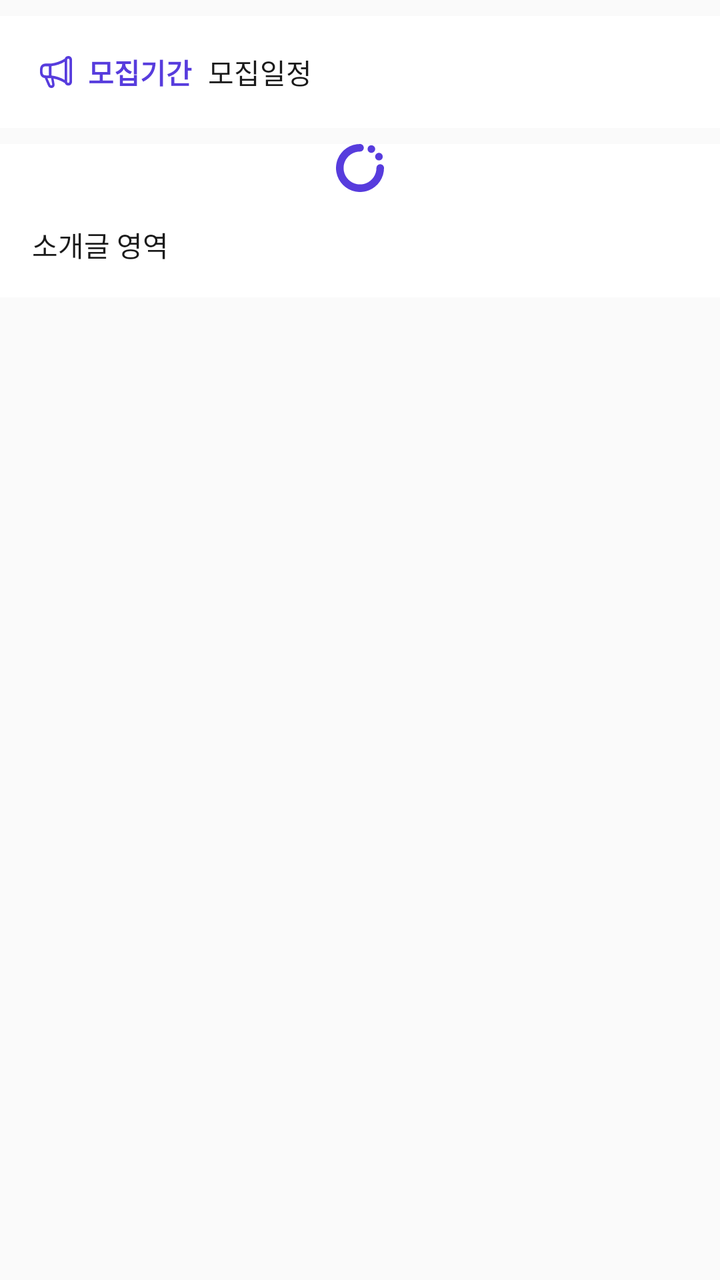
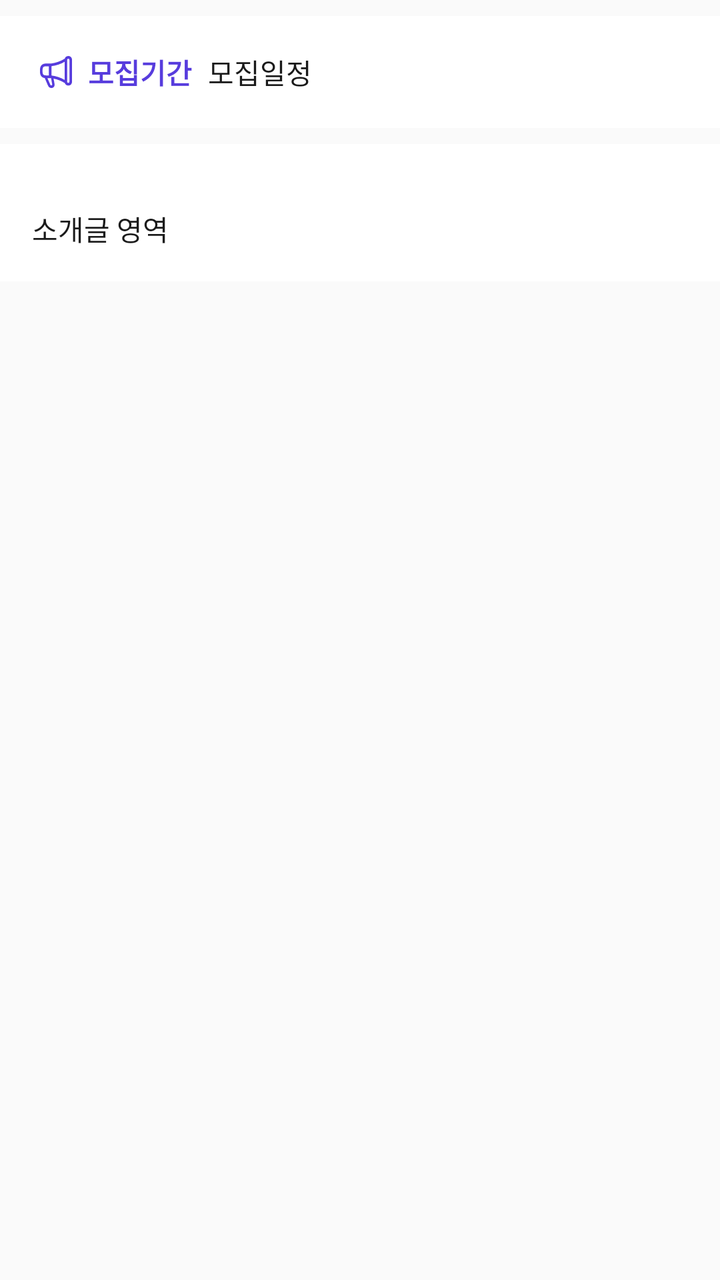

The first picture is an Android layout as it rendered before a commit; the second is the same layout after the commit. The layout source and the unified diff follow.
<!-- AndroidManifest.xml: application theme Theme.CircleOn -->
<!-- res/layout/fragment_circle_detail_introduction.xml -->
<?xml version="1.0" encoding="utf-8"?>
<androidx.core.widget.NestedScrollView xmlns:android="http://schemas.android.com/apk/res/android"
    xmlns:tools="http://schemas.android.com/tools"
    android:layout_width="match_parent"
    android:layout_height="match_parent"
    android:background="@color/grey_1"
    android:orientation="vertical"
    tools:context=".view.screen.home.CircleDetailIntroductionFragment">

    <androidx.appcompat.widget.LinearLayoutCompat
        android:layout_width="match_parent"
        android:layout_height="wrap_content"
        android:orientation="vertical">

        <androidx.appcompat.widget.LinearLayoutCompat
            android:layout_width="match_parent"
            android:layout_height="wrap_content"
            android:layout_marginVertical="@dimen/margin_padding_small"
            android:padding="@dimen/margin_padding_large"
            android:orientation="horizontal"
            android:gravity="center_vertical"
            android:background="@color/white">

            <androidx.appcompat.widget.AppCompatImageView
                android:layout_width="wrap_content"
                android:layout_height="wrap_content"
                android:src="@drawable/ic_announcement"/>

            <androidx.appcompat.widget.AppCompatTextView
                android:layout_width="wrap_content"
                android:layout_height="wrap_content"
                android:layout_marginStart="@dimen/margin_padding_x_small"
                android:textAppearance="@style/default_bold_text"
                android:textColor="@color/purple_5"
                android:text="@string/text_recruitment_date"/>

            <androidx.appcompat.widget.AppCompatTextView
                android:id="@+id/txtRecruitmentDate"
                android:layout_width="wrap_content"
                android:layout_height="wrap_content"
                android:textSize="@dimen/text_size_default"
                android:textColor="@color/grey_9"
                android:lineSpacingExtra="2sp"
                android:layout_marginStart="@dimen/margin_padding_small"
                android:text="모집일정"/>

        </androidx.appcompat.widget.LinearLayoutCompat>

        <androidx.appcompat.widget.AppCompatImageView
            android:id="@+id/imgCircleIntroduction"
            android:layout_width="match_parent"
            android:layout_height="wrap_content"
            android:background="@color/white"
            android:src="@drawable/logo_main"/>

        <TextView
            android:id="@+id/txtCircleIntroductionContent"
            android:layout_width="match_parent"
            android:layout_height="wrap_content"
            android:padding="@dimen/margin_padding_large"
            android:textSize="@dimen/text_size_default"
            android:textColor="@color/grey_9"
            android:background="@color/white"
            android:text="소개글 영역"/>

    </androidx.appcompat.widget.LinearLayoutCompat>

</androidx.core.widget.NestedScrollView>
<!-- resources referenced by this layout -->
<resources>
  <color name="grey_1">#FAFAFA</color>
  <color name="grey_9">#1A1A1A</color>
  <color name="purple_5">#573CDD</color>
  <color name="white">#FFFFFFFF</color>
  <dimen name="margin_padding_large">16dp</dimen>
  <dimen name="margin_padding_small">8dp</dimen>
  <dimen name="margin_padding_x_small">4dp</dimen>
  <dimen name="text_size_default">14sp</dimen>
  <!-- drawable logo_main (drawable) -->
  <vector xmlns:android="http://schemas.android.com/apk/res/android"
      android:width="24dp"
      android:height="24dp"
      android:viewportWidth="24"
      android:viewportHeight="24">
    <path
        android:pathData="M12,3.789C10.376,3.789 8.789,4.271 7.438,5.173C6.088,6.075 5.036,7.358 4.415,8.858C3.793,10.358 3.63,12.009 3.947,13.602C4.264,15.194 5.046,16.657 6.194,17.806C7.343,18.954 8.806,19.736 10.398,20.053C11.991,20.37 13.642,20.207 15.142,19.586C16.642,18.964 17.925,17.912 18.827,16.562C19.729,15.211 20.211,13.624 20.211,12C20.211,10.954 21.059,10.105 22.105,10.105C23.152,10.105 24,10.954 24,12C24,14.373 23.296,16.694 21.978,18.667C20.659,20.64 18.785,22.178 16.592,23.087C14.399,23.995 11.987,24.232 9.659,23.769C7.331,23.306 5.193,22.163 3.515,20.485C1.837,18.807 0.694,16.669 0.231,14.341C-0.232,12.013 0.005,9.601 0.913,7.408C1.822,5.215 3.36,3.341 5.333,2.022C7.307,0.704 9.627,0 12,0C13.046,0 13.895,0.848 13.895,1.895C13.895,2.941 13.046,3.789 12,3.789Z"
        android:fillColor="#573CDD"/>
    <path
        android:pathData="M19.579,2.526C19.579,3.573 18.731,4.421 17.684,4.421C16.638,4.421 15.79,3.573 15.79,2.526C15.79,1.48 16.638,0.632 17.684,0.632C18.731,0.632 19.579,1.48 19.579,2.526Z"
        android:fillColor="#573CDD"/>
    <path
        android:pathData="M21.474,8.211C22.52,8.211 23.368,7.362 23.368,6.316C23.368,5.269 22.52,4.421 21.474,4.421C20.427,4.421 19.579,5.269 19.579,6.316C19.579,7.362 20.427,8.211 21.474,8.211Z"
        android:fillColor="#573CDD"/>
  </vector>
  <string name="text_recruitment_date">모집기간</string>
  <style name="default_bold_text">
          <item name="android:textSize">@dimen/text_size_default</item>
          <item name="android:textFontWeight">600</item>
      </style>
  <style name="Theme.CircleOn" parent="Base.Theme.CircleOn" />v
  <style name="Base.Theme.CircleOn" parent="Theme.Material3.DayNight.NoActionBar">
          <item name="android:statusBarColor">@color/grey_3</item>
          <item name="actionOverflowMenuStyle">@style/pop_up_menu</item>
          <item name="popupMenuStyle">@style/pop_up_menu</item>
          <item name="android:windowBackground">@color/grey_1</item>
      </style>
  <color name="grey_3">#EBEBEB</color>
  <style name="pop_up_menu" parent="Widget.AppCompat.PopupMenu">
          <item name="android:popupBackground">@drawable/bg_overflow_menu</item>
          <item name="overlapAnchor">false</item>
          <item name="android:textAppearance">@style/pop_up_text</item>
          <item name="android:layout_width">48dp</item>
      </style>
  <!-- drawable bg_overflow_menu (drawable) -->
  <?xml version="1.0" encoding="utf-8"?>
  <shape xmlns:android="http://schemas.android.com/apk/res/android"
      android:shape="rectangle">
  
      <corners android:radius="@dimen/round_default"/>
      <stroke android:color="@color/grey_3"
          android:width="1dp" />
      <solid android:color="@color/white" />
  </shape>
  <style name="pop_up_text" parent="TextAppearance.AppCompat.Widget.PopupMenu.Small">
          <item name="android:textSize">@dimen/text_size_small</item>
          <item name="android:textColor">@color/grey_9</item>
      </style>
  <dimen name="round_default">8dp</dimen>
  <dimen name="text_size_small">12sp</dimen>
  <!-- unchanged entries left out for length: 1 -->
</resources>

<!-- the commit's change to res/layout/fragment_circle_detail_introduction.xml (unified diff, before → after) -->
@@ -46,22 +46,33 @@
 
         </androidx.appcompat.widget.LinearLayoutCompat>
 
-        <androidx.appcompat.widget.AppCompatImageView
-            android:id="@+id/imgCircleIntroduction"
+        <androidx.appcompat.widget.LinearLayoutCompat
             android:layout_width="match_parent"
             android:layout_height="wrap_content"
-            android:background="@color/white"
-            android:src="@drawable/logo_main"/>
+            android:orientation="vertical"
+            android:background="@color/white">
 
-        <TextView
-            android:id="@+id/txtCircleIntroductionContent"
-            android:layout_width="match_parent"
-            android:layout_height="wrap_content"
-            android:padding="@dimen/margin_padding_large"
-            android:textSize="@dimen/text_size_default"
-            android:textColor="@color/grey_9"
-            android:background="@color/white"
-            android:text="소개글 영역"/>
+            <androidx.appcompat.widget.AppCompatImageView
+                android:id="@+id/imgCircleIntroduction"
+                android:layout_width="match_parent"
+                android:layout_height="wrap_content"
+                android:layout_marginTop="@dimen/margin_padding_large"
+                android:layout_marginHorizontal="@dimen/margin_padding_large"
+                android:background="@drawable/bg_rounded_rectangle"
+                android:backgroundTint="@color/white"
+                android:clipToOutline="true" />
+
+            <TextView
+                android:id="@+id/txtCircleIntroductionContent"
+                android:layout_width="match_parent"
+                android:layout_height="wrap_content"
+                android:padding="@dimen/margin_padding_large"
+                android:textSize="@dimen/text_size_default"
+                android:textColor="@color/grey_9"
+                android:background="@color/white"
+                android:text="소개글 영역"/>
+
+        </androidx.appcompat.widget.LinearLayoutCompat>
 
     </androidx.appcompat.widget.LinearLayoutCompat>
 
<!-- resource entries referenced after the edit -->
@@ -8,22 +8,13 @@
   <dimen name="margin_padding_small">8dp</dimen>
   <dimen name="margin_padding_x_small">4dp</dimen>
   <dimen name="text_size_default">14sp</dimen>
-  <!-- drawable logo_main (drawable) -->
-  <vector xmlns:android="http://schemas.android.com/apk/res/android"
-      android:width="24dp"
-      android:height="24dp"
-      android:viewportWidth="24"
-      android:viewportHeight="24">
-    <path
-        android:pathData="M12,3.789C10.376,3.789 8.789,4.271 7.438,5.173C6.088,6.075 5.036,7.358 4.415,8.858C3.793,10.358 3.63,12.009 3.947,13.602C4.264,15.194 5.046,16.657 6.194,17.806C7.343,18.954 8.806,19.736 10.398,20.053C11.991,20.37 13.642,20.207 15.142,19.586C16.642,18.964 17.925,17.912 18.827,16.562C19.729,15.211 20.211,13.624 20.211,12C20.211,10.954 21.059,10.105 22.105,10.105C23.152,10.105 24,10.954 24,12C24,14.373 23.296,16.694 21.978,18.667C20.659,20.64 18.785,22.178 16.592,23.087C14.399,23.995 11.987,24.232 9.659,23.769C7.331,23.306 5.193,22.163 3.515,20.485C1.837,18.807 0.694,16.669 0.231,14.341C-0.232,12.013 0.005,9.601 0.913,7.408C1.822,5.215 3.36,3.341 5.333,2.022C7.307,0.704 9.627,0 12,0C13.046,0 13.895,0.848 13.895,1.895C13.895,2.941 13.046,3.789 12,3.789Z"
-        android:fillColor="#573CDD"/>
-    <path
-        android:pathData="M19.579,2.526C19.579,3.573 18.731,4.421 17.684,4.421C16.638,4.421 15.79,3.573 15.79,2.526C15.79,1.48 16.638,0.632 17.684,0.632C18.731,0.632 19.579,1.48 19.579,2.526Z"
-        android:fillColor="#573CDD"/>
-    <path
-        android:pathData="M21.474,8.211C22.52,8.211 23.368,7.362 23.368,6.316C23.368,5.269 22.52,4.421 21.474,4.421C20.427,4.421 19.579,5.269 19.579,6.316C19.579,7.362 20.427,8.211 21.474,8.211Z"
-        android:fillColor="#573CDD"/>
-  </vector>
+  <!-- drawable bg_rounded_rectangle (drawable) -->
+  <?xml version="1.0" encoding="utf-8"?>
+  <shape xmlns:android="http://schemas.android.com/apk/res/android"
+      android:shape="rectangle">
+  
+      <corners android:radius="@dimen/round_default"/>
+  </shape>
   <string name="text_recruitment_date">모집기간</string>
   <style name="default_bold_text">
           <item name="android:textSize">@dimen/text_size_default</item>
